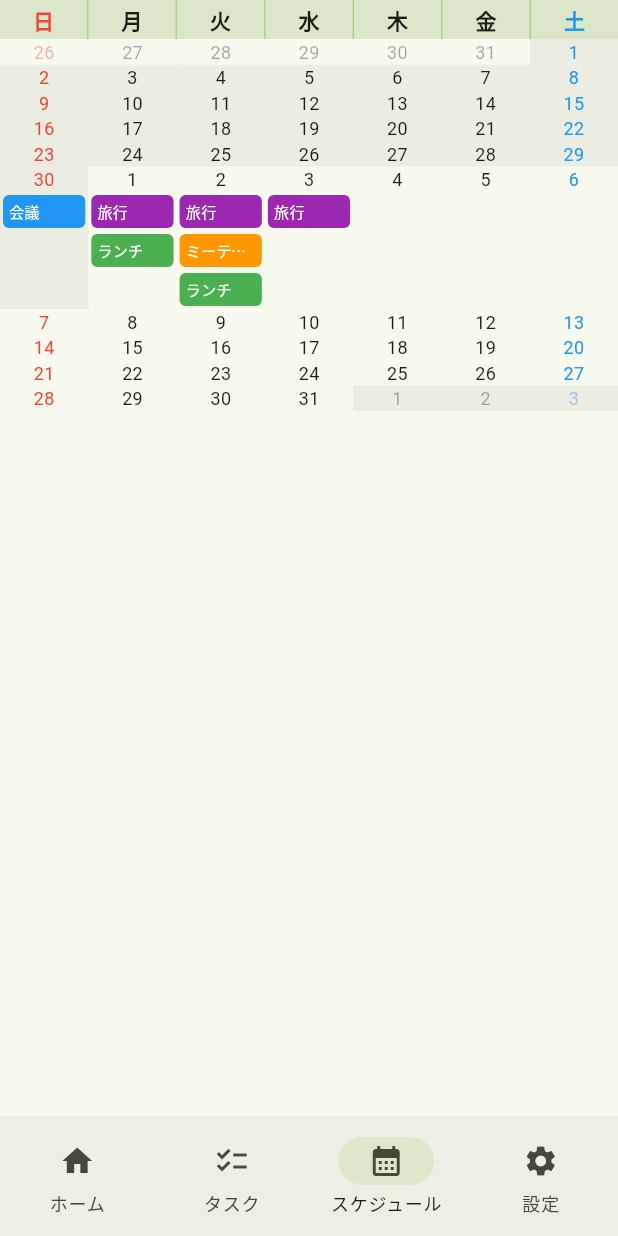
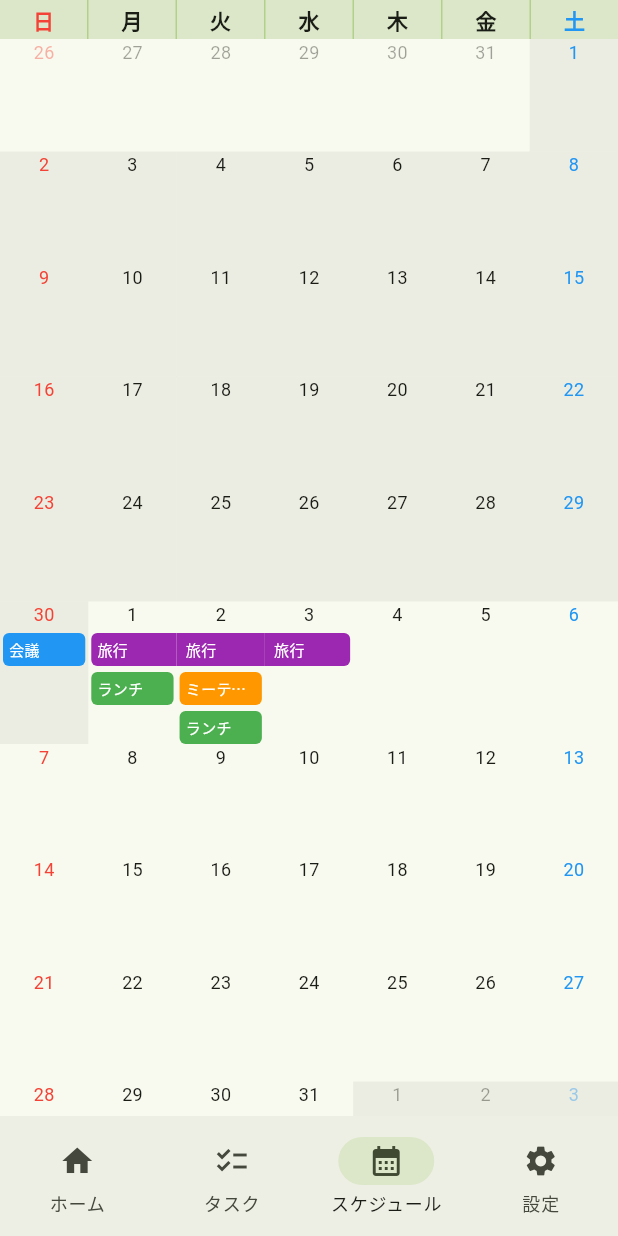
Before and after one commit to anmoti/MultiScheduler, a Flutter app: the screen it shows after launch, item 3 of the bottom bar chosen, on a phone screen of 412 x 824 dp. Run offline on Flutter 3.47's test engine with Material 3 defaults, Android fonts, the phone set to English and light mode, and no system bars; our stand-ins replace go_router.

Commit message:
feat: :lipstick: イベントのつながりを実装

```diff
--- a/flutter/lib/router/schedule/schedule_screen.dart
+++ b/flutter/lib/router/schedule/schedule_screen.dart
@@ -30,7 +30,7 @@ class _CalendarWidgetState extends State<CalendarWidget> {
     return Column(
       children: [
         CalendarHeader(firstDayOfWeek: _firstDayOfWeek),
-        MonthView(
+        RangeView(
           firstDayOfWeek: _firstDayOfWeek,
           startDate: DateTime(2025, 11, 1),
           endDate: DateTime(2025, 12, 31),
@@ -100,8 +100,8 @@ class CalendarHeader extends StatelessWidget {
   }
 }
 
-class MonthView extends StatelessWidget {
-  MonthView({
+class RangeView extends StatelessWidget {
+  RangeView({
     required this.firstDayOfWeek,
     required this.startDate,
     required this.endDate,
@@ -176,24 +176,49 @@ class MonthView extends StatelessWidget {
         ? Colors.transparent
         : Theme.of(context).colorScheme.onSurface.withAlpha(15);
 
-    return Container(
+    return ConstrainedBox(
+      constraints: BoxConstraints(minHeight: 75),
+      child: Container(
         color: backgroundColor,
         child: Opacity(
           opacity: _isDateInRange(date, startDate, endDate) ? 1.0 : 0.4,
           child: Column(
+            spacing: 4,
             children: [
               Text(
                 '${date.day}',
                 style: TextStyle(fontSize: 12, color: _getDayColor(date)),
               ),
-            ...dayEvents.map(
-              (e) => Container(
+              ...dayEvents.map((e) {
+                final isPrevDayInEvent = _isDateInRange(
+                  date.subtract(const Duration(days: 1)),
+                  e.start,
+                  e.end,
+                );
+                final isNextDayInEvent = _isDateInRange(
+                  date.add(const Duration(days: 1)),
+                  e.start,
+                  e.end,
+                );
+
+                return Container(
                   width: double.infinity,
-                margin: const EdgeInsets.symmetric(vertical: 2, horizontal: 2),
-                padding: const EdgeInsets.all(4),
+                  margin: EdgeInsets.only(
+                    left: isPrevDayInEvent ? 0 : 2,
+                    right: isNextDayInEvent ? 0 : 2,
+                  ),
+                  padding: EdgeInsets.only(
+                    top: 4,
+                    bottom: 4,
+                    left: isPrevDayInEvent ? 6 : 4,
+                    right: isNextDayInEvent ? 6 : 4,
+                  ),
                   decoration: BoxDecoration(
                     color: e.color,
-                  borderRadius: BorderRadius.circular(4),
+                    borderRadius: BorderRadius.horizontal(
+                      left: Radius.circular(isPrevDayInEvent ? 0 : 4),
+                      right: Radius.circular(isNextDayInEvent ? 0 : 4),
+                    ),
                   ),
                   child: Text(
                     e.title,
@@ -201,9 +226,10 @@ class MonthView extends StatelessWidget {
                     overflow: TextOverflow.ellipsis,
                     maxLines: 1,
                   ),
+                );
+              }),
+            ],
           ),
-            ),
-          ],
         ),
       ),
     );
```
Lines whose indentation alone changed are shown as unchanged.
